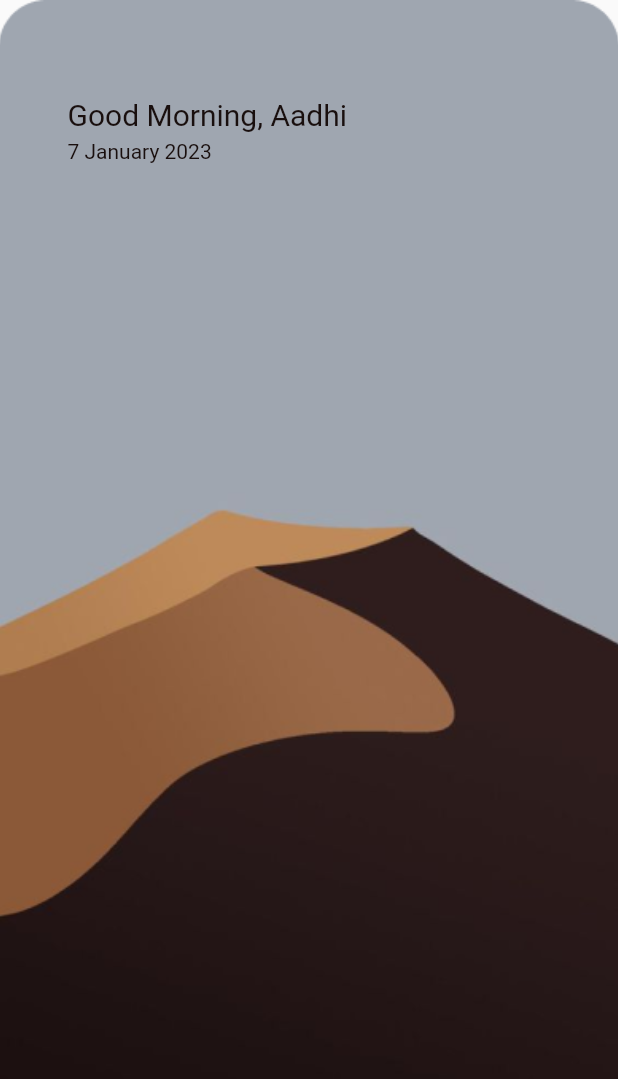
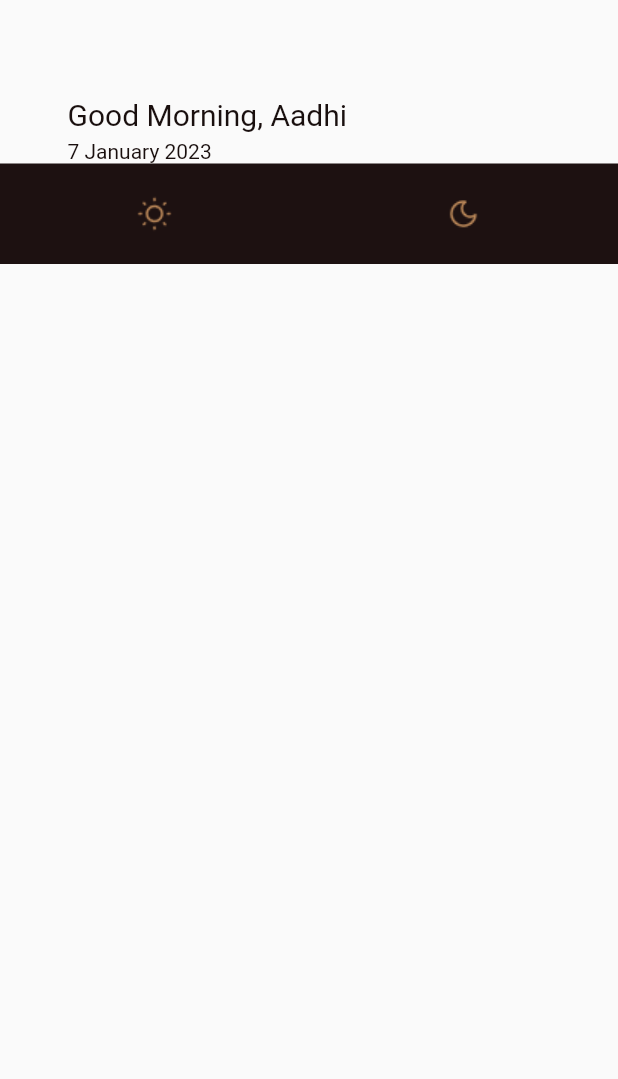
Before and after one commit to aadhavanpl/day-cycle-app, a Flutter app: the screen it shows after launch, on a phone screen of 412 x 824 dp. Shown: the top 1079 px of the screen. Run offline on Flutter 3.47's test engine with Material 2 defaults, Android fonts, the phone set to English and light mode, and no system bars; Roboto replaces fonts that are missing (Poppins).

Commit message:
bottom nav bar

```diff
--- a/lib/main.dart
+++ b/lib/main.dart
@@ -3,8 +3,7 @@ import 'package:flutter/services.dart';
 
 void main() {
   WidgetsFlutterBinding.ensureInitialized();
-  SystemChrome.setEnabledSystemUIMode(SystemUiMode.manual,
-      overlays: [SystemUiOverlay.bottom]);
+  SystemChrome.setEnabledSystemUIMode(SystemUiMode.manual, overlays: []);
   runApp(MaterialApp(
     home: Morning(),
   ));
@@ -13,8 +12,11 @@ void main() {
 class Morning extends StatelessWidget {
   @override
   Widget build(BuildContext context) {
+    double widthOfScreen = MediaQuery.of(context).size.width;
     return Scaffold(
-      body: Stack(
+      body: Column(
+        children: [
+          Stack(
             children: [
               Container(
                 decoration: BoxDecoration(
@@ -49,6 +51,34 @@ class Morning extends StatelessWidget {
               ),
             ],
           ),
+          Align(
+            alignment: Alignment.bottomCenter,
+            child: Container(
+              height: 67,
+              width: widthOfScreen,
+              child: Row(
+                children: [
+                  SizedBox(
+                    child: IconButton(
+                      onPressed: () {},
+                      icon: Image.asset('assets/images/sun.png'),
+                    ),
+                    width: widthOfScreen / 2,
+                  ),
+                  SizedBox(
+                    child: IconButton(
+                      onPressed: () {},
+                      icon: Image.asset('assets/images/moon.png'),
+                    ),
+                    width: widthOfScreen / 2,
+                  ),
+                ],
+              ),
+              color: Color(0xff1D1111),
+            ),
+          )
+        ],
+      ),
       // bottomNavigationBar: BottomNavigationBar(items: [
       //   BottomNavigationBarItem(icon: Image.asset('assets/images/morning.png')),
       //   BottomNavigationBarItem(icon: Image.asset('assets/images/night.png'))
@@ -56,14 +86,3 @@ class Morning extends StatelessWidget {
     );
   }
 }
-
-
-// void main() => runApp(MaterialApp(
-//       home: Scaffold(
-//           body: Container(
-//         decoration: BoxDecoration(
-//             image: DecorationImage(
-//                 image: AssetImage("assets/images/light.png"),
-//                 fit: BoxFit.cover)),
-//       )),
-//     ));
```
Also changed, not shown: assets/images/moon.png (added), assets/images/sun.png (added). Lines whose indentation alone changed are shown as unchanged.
